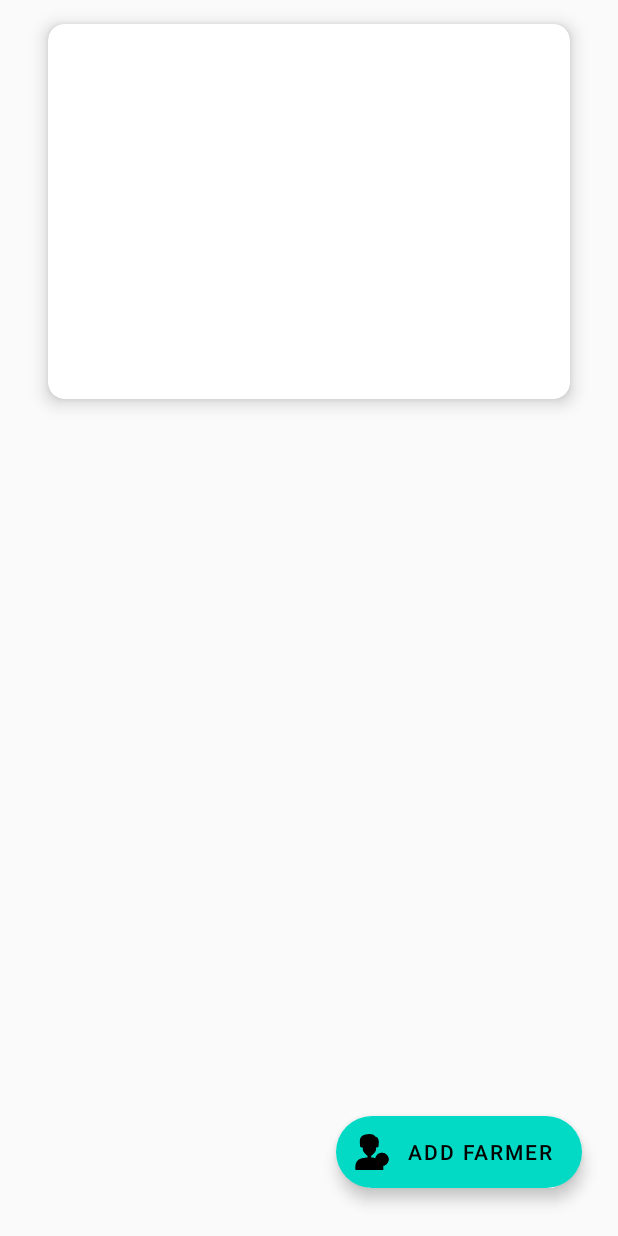
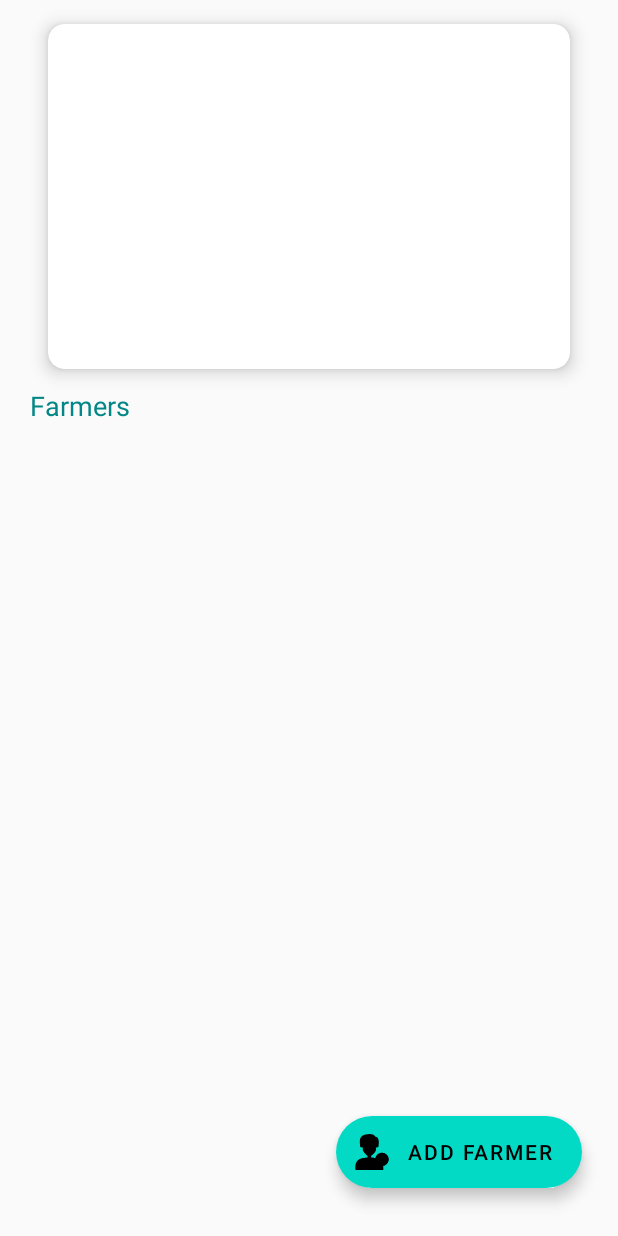
Before and after one commit to petyr47/Tellerium, an Android app: the DashboardActivity screen opened directly, with no data from a screen before it, on a phone screen of 412 x 824 dp. Run offline under Robolectric (Android 15) with nearby library versions, the phone set to English and light mode, and no system bars; our stand-ins replace Room's generated code; pictures from the network do not load; 3 statements that could not run were skipped.

Commit message:
update dashboard layout

```diff
--- a/app/src/main/res/layout/activity_dashboard.xml
+++ b/app/src/main/res/layout/activity_dashboard.xml
@@ -10,7 +10,7 @@
     <androidx.cardview.widget.CardView
         android:id="@+id/cardView"
         android:layout_width="match_parent"
-        android:layout_height="250dp"
+        android:layout_height="230dp"
         android:layout_marginStart="32dp"
         android:layout_marginTop="16dp"
         android:layout_marginEnd="32dp"
@@ -20,7 +20,117 @@
         app:layout_constraintStart_toStartOf="parent"
         app:layout_constraintTop_toTopOf="parent">
 
+        <LinearLayout
+            android:orientation="vertical"
+            android:layout_width="match_parent"
+            android:layout_height="match_parent">
+
+
+            <LinearLayout
+                android:layout_width="match_parent"
+                android:layout_height="wrap_content"
+                android:layout_gravity="center"
+                android:orientation="horizontal">
+
+                <TextView
+                    android:id="@+id/farmers_fetched"
+                    android:layout_width="wrap_content"
+                    android:layout_height="wrap_content"
+                    android:layout_margin="16dp"
+                    android:padding="8dp"
+                    tools:text="50"
+                    android:textStyle="bold"
+                    android:textColor="@color/teal_700"
+                    android:textSize="18sp" />
+
+                <TextView
+                    android:layout_width="wrap_content"
+                    android:layout_height="wrap_content"
+                    android:layout_margin="16dp"
+                    android:padding="8dp"
+                    tools:text="Farmers Fetched"
+                    android:textStyle="bold"
+                    android:textColor="@color/black"
+                    android:textSize="18sp" />
+
+            </LinearLayout>
+
+
+            <LinearLayout
+                android:layout_width="match_parent"
+                android:layout_height="wrap_content"
+                android:layout_gravity="center"
+                android:orientation="horizontal">
+
+                <TextView
+                    android:id="@+id/farmers_captured"
+                    android:layout_width="wrap_content"
+                    android:layout_height="wrap_content"
+                    android:layout_margin="16dp"
+                    android:padding="8dp"
+                    tools:text="50"
+                    android:textStyle="bold"
+                    android:textColor="@color/teal_700"
+                    android:textSize="18sp" />
+
+                <TextView
+                    android:layout_width="wrap_content"
+                    android:layout_height="wrap_content"
+                    android:layout_margin="16dp"
+                    android:padding="8dp"
+                    tools:text="Farmers Captured"
+                    android:textStyle="bold"
+                    android:textColor="@color/black"
+                    android:textSize="18sp" />
+
+            </LinearLayout>
+
+
+            <LinearLayout
+                android:layout_width="match_parent"
+                android:layout_height="wrap_content"
+                android:layout_gravity="center"
+                android:orientation="horizontal">
+
+                <TextView
+                    android:id="@+id/farmers_updated"
+                    android:layout_width="wrap_content"
+                    android:layout_height="wrap_content"
+                    android:layout_margin="16dp"
+                    android:padding="8dp"
+                    tools:text="50"
+                    android:textStyle="bold"
+                    android:textColor="@color/teal_700"
+                    android:textSize="18sp" />
+
+                <TextView
+                    android:layout_width="wrap_content"
+                    android:layout_height="wrap_content"
+                    android:layout_margin="16dp"
+                    android:padding="8dp"
+                    tools:text="Farmers Updated"
+                    android:textStyle="bold"
+                    android:textColor="@color/black"
+                    android:textSize="18sp" />
+
+            </LinearLayout>
+
+        </LinearLayout>
     </androidx.cardview.widget.CardView>
+
+
+    <TextView
+        android:id="@+id/title"
+        android:layout_width="wrap_content"
+        android:layout_height="wrap_content"
+        android:layout_marginStart="16dp"
+        android:layout_marginTop="8dp"
+        android:padding="4dp"
+        android:text="Farmers"
+        android:textColor="@color/teal_700"
+        android:textSize="18sp"
+        app:layout_constraintStart_toStartOf="parent"
+        app:layout_constraintTop_toBottomOf="@+id/cardView" />
 
 
     <androidx.recyclerview.widget.RecyclerView
@@ -36,9 +146,7 @@
         app:layout_constraintBottom_toBottomOf="parent"
         app:layout_constraintEnd_toEndOf="parent"
         app:layout_constraintStart_toStartOf="parent"
-        app:layout_constraintTop_toBottomOf="@+id/cardView" />
-
-
+        app:layout_constraintTop_toBottomOf="@+id/title" />
 
 
     <com.google.android.material.floatingactionbutton.ExtendedFloatingActionButton
```
